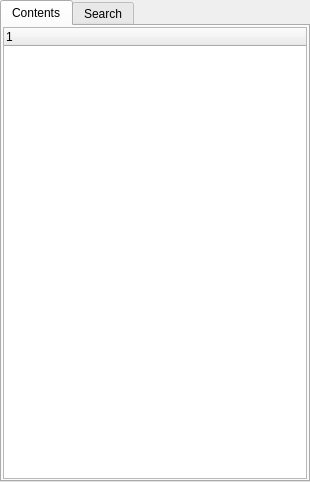
The window that src/gui/slnpanel.ui (NeoProgramming/NeoPad) describes before a commit, drawn with Qt 5.
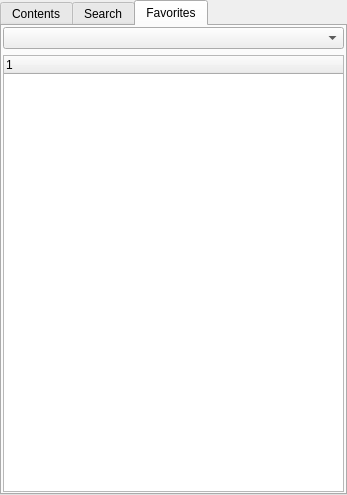
The same window after the commit. Custom widgets are drawn as their Qt base class.

```diff
--- a/src/gui/slnpanel.ui
+++ b/src/gui/slnpanel.ui
@@ -8,8 +8,8 @@
    <rect>
     <x>0</x>
     <y>0</y>
-    <width>310</width>
-    <height>482</height>
+    <width>347</width>
+    <height>495</height>
    </rect>
   </property>
   <property name="windowTitle">
@@ -42,7 +42,7 @@
         <string>Displays contents of project</string>
        </property>
        <property name="currentIndex">
-        <number>0</number>
+        <number>2</number>
        </property>
        <widget class="QWidget" name="pageContent">
         <property name="whatsThis">
@@ -198,6 +198,37 @@
          </item>
         </layout>
        </widget>
+       <widget class="QWidget" name="pageFavorites">
+        <attribute name="title">
+         <string>Favorites</string>
+        </attribute>
+        <layout class="QVBoxLayout" name="verticalLayout_3">
+         <property name="leftMargin">
+          <number>1</number>
+         </property>
+         <property name="topMargin">
+          <number>1</number>
+         </property>
+         <property name="rightMargin">
+          <number>1</number>
+         </property>
+         <property name="bottomMargin">
+          <number>1</number>
+         </property>
+         <item>
+          <widget class="QComboBox" name="comboFavRoot"/>
+         </item>
+         <item>
+          <widget class="QTreeWidget" name="treeFavorites">
+           <column>
+            <property name="text">
+             <string notr="true">1</string>
+            </property>
+           </column>
+          </widget>
+         </item>
+        </layout>
+       </widget>
       </widget>
      </item>
     </layout>
```
